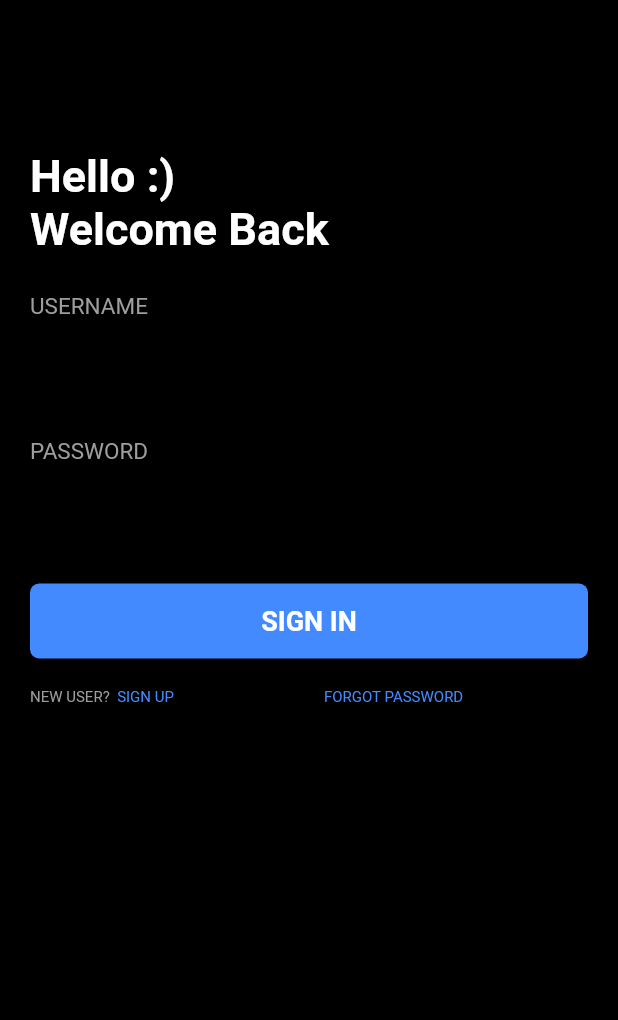
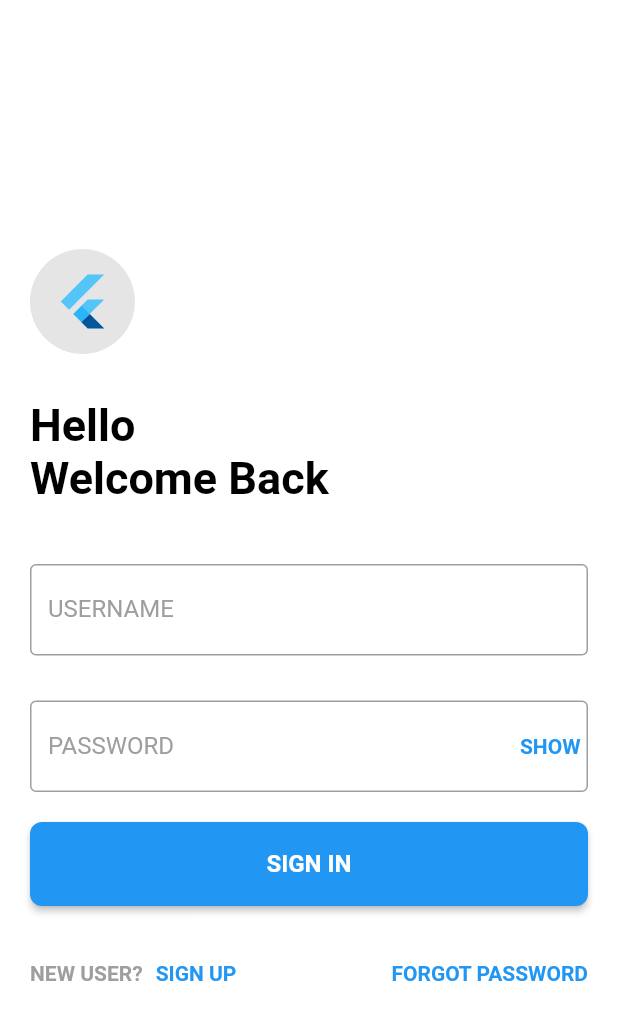
Before and after one commit to tomdss/flutter_pt, a Flutter app: the screen it shows after launch, on a phone screen of 412 x 824 dp. Shown: the top 1020 px of the screen. Run offline on Flutter 3.47's test engine with Material 2 defaults, Android fonts, the phone set to English and light mode, and no system bars.

Commit message:
add ui login white bg

```diff
--- a/f_app_login/lib/main.dart
+++ b/f_app_login/lib/main.dart
@@ -18,61 +18,88 @@ class MyAppState extends State<MyApp> {
       home: Scaffold(
         body: Container(
           constraints: BoxConstraints.expand(),
-          padding: EdgeInsets.fromLTRB(20, 100, 20, 30),
-          color: Colors.black,
+          padding: EdgeInsets.fromLTRB(20, 0, 20, 150),
+          color: Colors.white,
           child: Column(
+            mainAxisAlignment: MainAxisAlignment.end,
             crossAxisAlignment: CrossAxisAlignment.start,
             children: [
-              Text('Hello :)',
+              Container(
+                  width: 70,
+                  height: 70,
+                  padding: EdgeInsets.all(15),
+                  margin: EdgeInsets.fromLTRB(0, 0, 0, 30),
+                  decoration: BoxDecoration(
+                      shape: BoxShape.circle, color: Color(0xffe5e5e5)),
+                  child: FlutterLogo()),
+              Padding(
+                padding: const EdgeInsets.fromLTRB(0, 0, 0, 40),
+                child: Text('Hello\nWelcome Back',
                     style: TextStyle(
-                      color: Colors.white,
+                        color: Colors.black,
                         fontSize: 30,
                         fontWeight: FontWeight.bold)),
-              Text('Welcome Back',
+              ),
+              Padding(
+                padding: const EdgeInsets.fromLTRB(0, 0, 0, 30),
+                child: TextField(
+                  style: TextStyle(color: Colors.black, fontSize: 18),
+                  decoration: InputDecoration(
+                      labelText: 'USERNAME',
+                      labelStyle: TextStyle(color: Colors.grey, fontSize: 16),
+                      border: OutlineInputBorder(),
+                      hintText: 'Enter username'),
+                ),
+              ),
+              Stack(
+                alignment: AlignmentDirectional.centerEnd,
+                children: [
+                  TextField(
+                    style: TextStyle(color: Colors.black, fontSize: 18),
+                    obscureText: true,
+                    decoration: InputDecoration(
+                        labelText: 'PASSWORD',
+                        labelStyle: TextStyle(color: Colors.grey, fontSize: 16),
+                        border: OutlineInputBorder(),
+                        hintText: 'Enter password'),
+                  ),
+                  Padding(
+                    padding: const EdgeInsets.all(5.0),
+                    child: Text('SHOW',
                         style: TextStyle(
-                      color: Colors.white,
-                      fontSize: 30,
+                            color: Colors.blue,
+                            fontSize: 14,
                             fontWeight: FontWeight.bold)),
-              SizedBox(height: 25),
-              Text('USERNAME',
-                  style: TextStyle(color: Colors.grey, fontSize: 15)),
-              TextFormField(
-                decoration: InputDecoration(
-                    border: OutlineInputBorder(), hintText: 'Enter username'),
-              ),
-              SizedBox(height: 20),
-              Text('PASSWORD',
-                  style: TextStyle(color: Colors.grey, fontSize: 15)),
-              TextFormField(
-                decoration: InputDecoration(
-                    border: OutlineInputBorder(), hintText: 'Enter password'),
-              ),
-              SizedBox(height: 20),
-              Stack(
-                alignment: AlignmentDirectional.center,
-                children: [
-                  Container(
-                    constraints: BoxConstraints.expand(height: 50),
-                    decoration: new BoxDecoration(
-                        color: Colors.blueAccent,
-                        shape: BoxShape.rectangle,
-                        borderRadius: BorderRadius.all(Radius.circular(6))),
-                  ),
-                  Text('SIGN IN',
-                      style: TextStyle(color: Colors.white, fontSize: 18, fontWeight: FontWeight.bold))
+                  )
                 ],
               ),
               SizedBox(height: 20),
-              Row(
+              SizedBox(
+                width: double.infinity,
+                height: 56,
+                child: RaisedButton(
+                  color: Colors.blue,
+                  shape: RoundedRectangleBorder(borderRadius: BorderRadius.circular(8)),
+                  onPressed: onSignInClick,
+                  child: Text('SIGN IN',style: TextStyle(color: Colors.white,fontSize: 16,fontWeight: FontWeight.bold),),
+                ),
+              ),
+              SizedBox(height: 20),
+              Container(
+                height: 50,
+                width: double.infinity,
+                child: Row(
+                  mainAxisAlignment: MainAxisAlignment.spaceBetween,
                   children: [
                     Text('NEW USER? ',
-                      style: TextStyle(color: Colors.grey, fontSize: 10)),
+                        style: TextStyle(color: Colors.grey, fontSize: 14,fontWeight: FontWeight.bold)),
                     Text(' SIGN UP',
-                      style: TextStyle(color: Colors.blueAccent, fontSize: 10)),
+                        style: TextStyle(color: Colors.blue, fontSize: 14,fontWeight: FontWeight.bold)),
                     SizedBox(width: 100),
                     Text('FORGOT PASSWORD',
-                      style: TextStyle(color: Colors.blueAccent, fontSize: 10)),
+                        style: TextStyle(color: Colors.blue, fontSize: 14,fontWeight: FontWeight.bold)),
                   ],
+                ),
               )
             ],
           ),
@@ -80,4 +107,6 @@ class MyAppState extends State<MyApp> {
       ),
     );
   }
+
+  void onSignInClick() {}
 }
```
Lines whose indentation alone changed are shown as unchanged.
